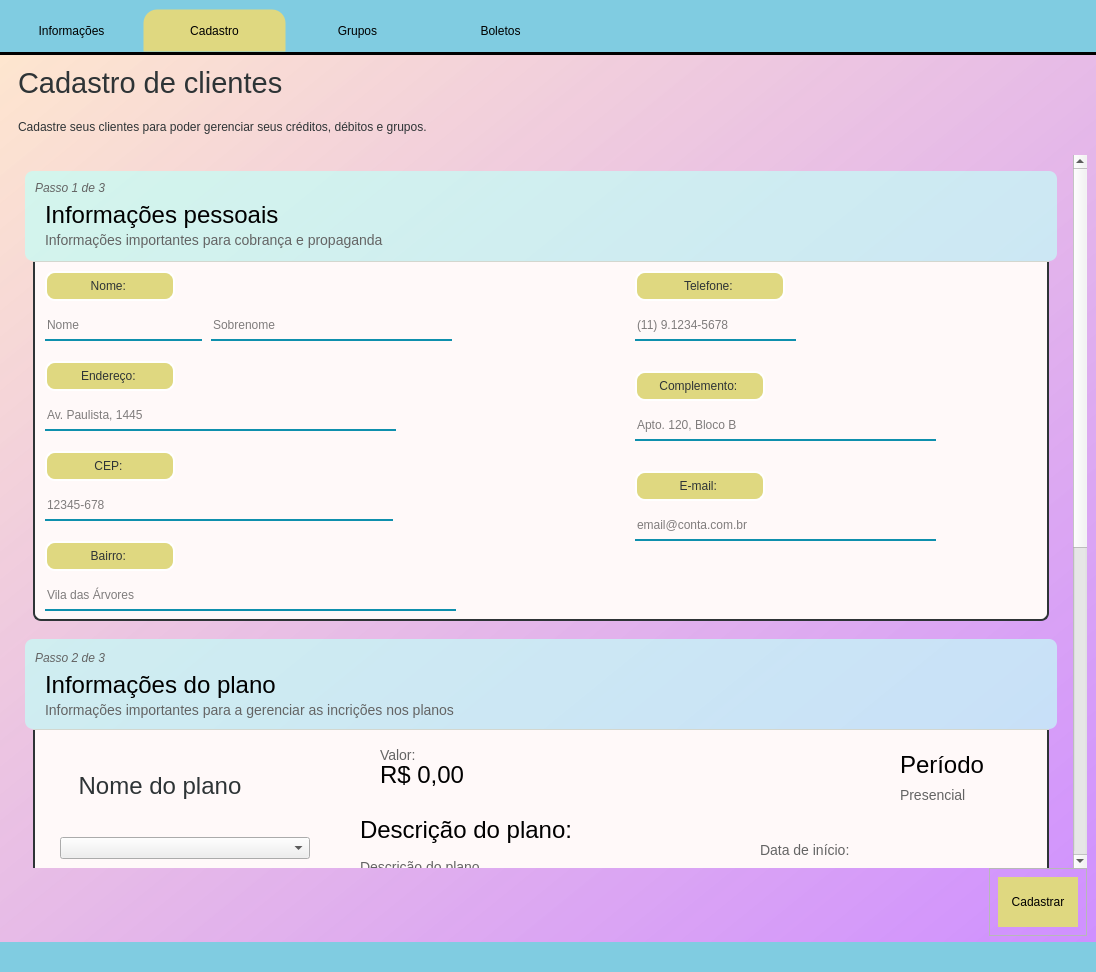
Above: Telas/UI/dashCliente.ui from Nautilidae-project/Nautilus before the change. Below: the same form after it.
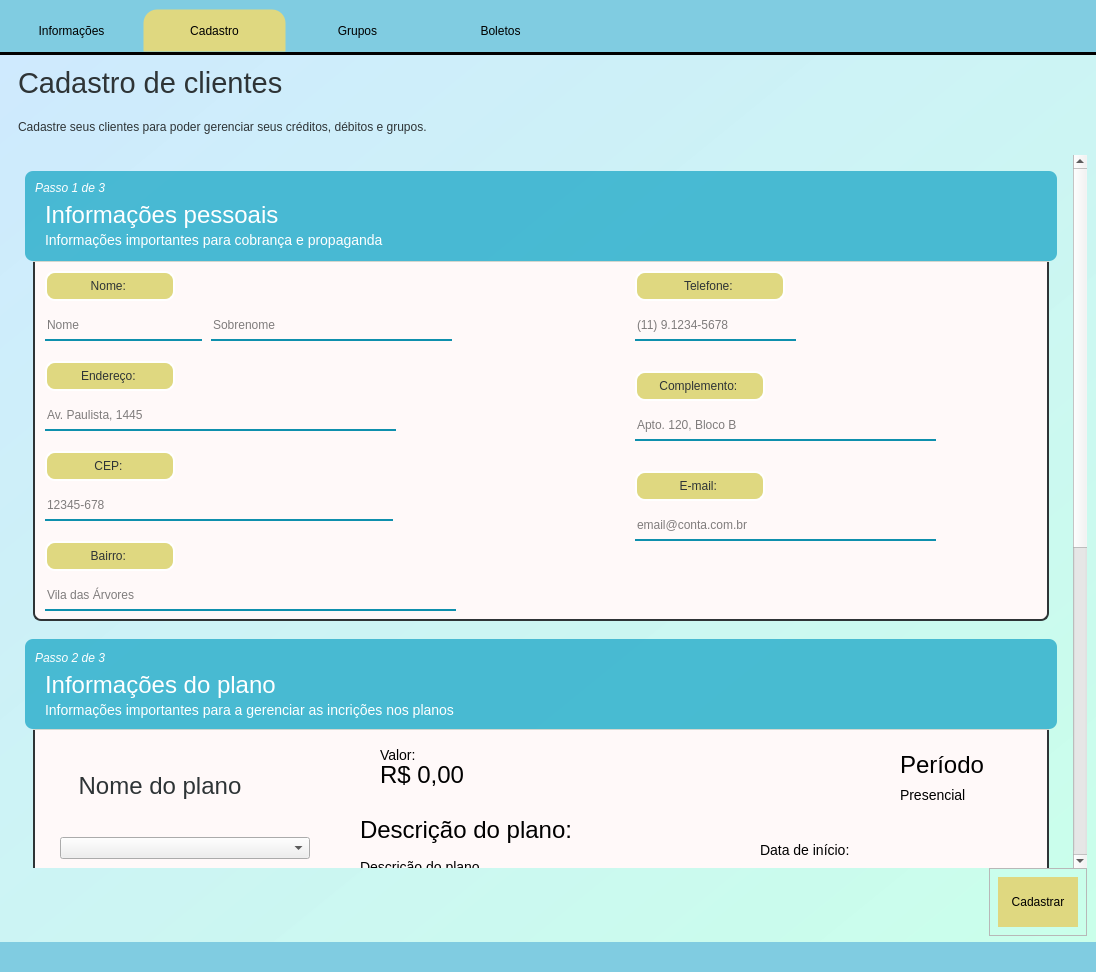
That is the form after the change. The open tabs and pages were chosen to show the change. Icons and pictures are not drawn.

```diff
--- a/Telas/UI/dashCliente.ui
+++ b/Telas/UI/dashCliente.ui
@@ -150,7 +150,7 @@
 #tbCadastraCliente, 
 #tbBoletoCliente, 
 #tbGrupoCliente {
-	background-color: qlineargradient(spread:pad, x1:0, y1:0, x2:1, y2:0.994318, stop:0 rgba(251, 162, 77, 69), stop:1 rgba(165, 46, 255, 135));
+	background-color: qlineargradient(spread:pad, x1:0, y1:0, x2:1, y2:0.994318, stop:0 rgba(77, 176, 251, 69), stop:1 rgba(46, 255, 173, 65));
 }</string>
   </property>
   <layout class="QGridLayout" name="gridLayout">
@@ -2391,7 +2391,7 @@
 #frCabecalhoCadPlano,
 #frCabecalhoCadPag {
 	border-radius: 8px;
-	background-color: rgba(194, 255, 247, 175);
+	background-color: rgba(44, 174, 203, 210);
 	border: 0px solid transparent;
 }
 
@@ -2453,7 +2453,7 @@
 }
 
 #pbEditarInscricao {
-	background-color: rgb(213, 167, 208);
+	background-color: rgba(44, 174, 203, 210);
 	background-image: url(:/editar/cardEditar.png);
 	background-repeat: no-repeat;
 	background-position: center;
@@ -2467,28 +2467,47 @@
 	font-style: italic;
 	font-size: 12px;
 	border: 0px;
+	color: white;
 }
 
-#lbTituloPessoa, #lbTituloPlano,
-#lbDescValor, #lbDescPlano, #lbPeriodo,
-#lbDescDataInicio, #lbDescDataFim, #lbNomePlano,
-#lbTituloPag, #lbInscricao, #lbValorInscricao,
-#lbDataVencimento {
+#lbTituloPag, #lbTituloPlano, #lbTituloPessoa{
 	background-color: transparent;
 	font-family: Ubuntu;
 	font-size: 24px;
 	font-weight: 200;
 	border: 0px;
+	color: white;
+}
+
+#lbNomePlano, #lbDescPlano, #lbPeriodo,
+#lbDescDataInicio, #lbDescDataFim, #lbDataVencimento,
+#lbInscricao, #lbDescValor, #lbValorInscricao{
+	background-color: transparent;
+	font-family: Ubuntu;
+	font-size: 24px;
+	font-weight: 200;
+	border: 0px;
 	color: black;
 }
 
-#lbDescricaoPessoa, #lbDescricaoPlano,
-#lbValor, #lbDataInicio, #lbDataFim, #lbDescDescricao, 
-#lbPresencial, #lbDescricaoPag, #lbAdiantarPag {
+#lbDescDescricao, #lbDataInicio,
+#lbDataFim, #lbPresencial,
+#lbAdiantarPag, #lbValor {
 	background-color: transparent;
 	font-family: Ubuntu;
 	font-size: 14px;
 	border: 0px;
+	color: black;
+}
+
+#lbDescricaoPessoa,
+#lbDescricaoPlano,
+#lbDescricaoPag {
+	background-color: transparent;
+	font-family: Ubuntu;
+	font-size: 14px;
+	border: 0px;
+	color: white;
 }
 
 /*--------------------------- Check Box---------------------------------------*/
```
Left out of the diff: 33 changed lines with no effect on the pictures.
